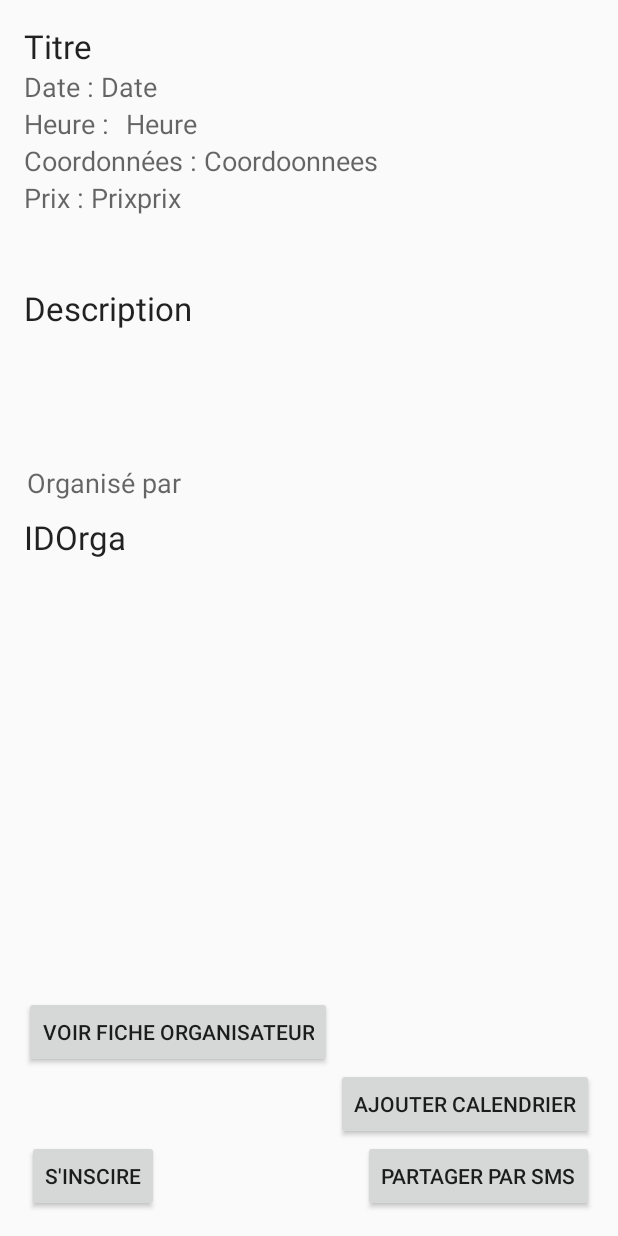
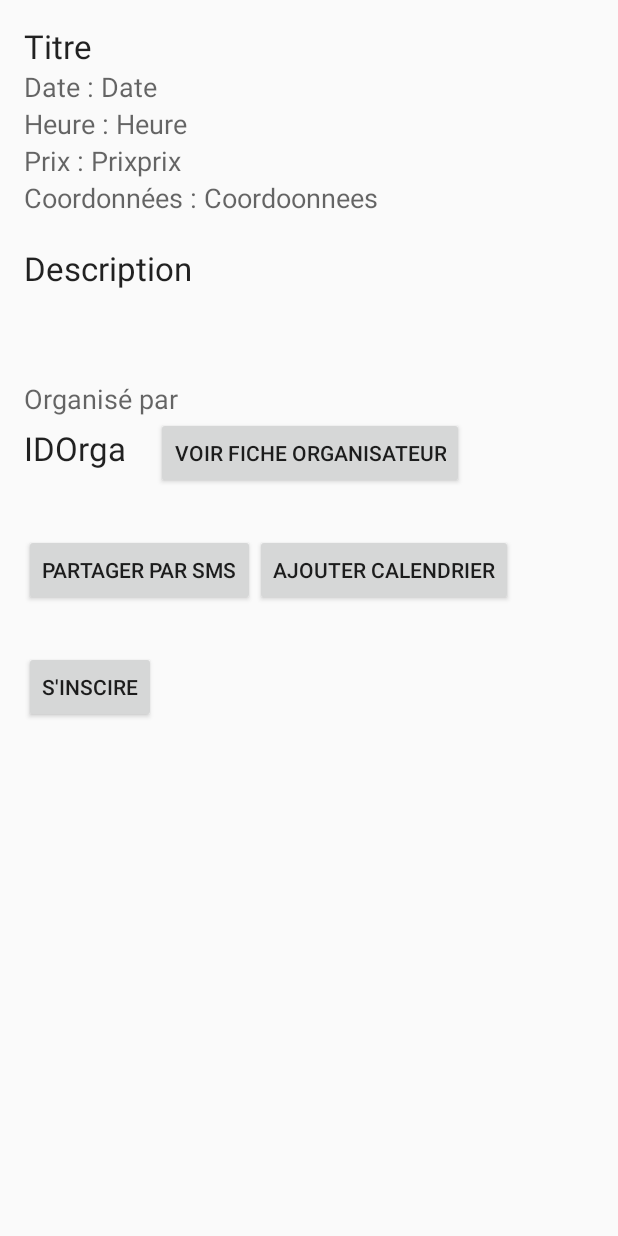
Before and after one commit to Nomeji/PartyHard, an Android app: the layout activity_affichage_soiree.xml on its own in the app's theme, with its tools: preview values and no code run, on a phone screen of 412 x 824 dp. Run offline under Robolectric (Android 15) with nearby library versions, the phone set to English and light mode, and no system bars.

Commit message:
Changement Layout Affichage Soiree

```diff
--- a/app/src/main/res/layout/activity_affichage_soiree.xml
+++ b/app/src/main/res/layout/activity_affichage_soiree.xml
@@ -1,6 +1,7 @@
 <?xml version="1.0" encoding="utf-8"?>
-<RelativeLayout xmlns:android="http://schemas.android.com/apk/res/android"
+<LinearLayout xmlns:android="http://schemas.android.com/apk/res/android"
     xmlns:tools="http://schemas.android.com/tools"
+    android:orientation="vertical"
     android:layout_width="match_parent"
     android:layout_height="match_parent"
     android:paddingBottom="@dimen/activity_vertical_margin"
@@ -9,6 +10,21 @@
     android:paddingTop="@dimen/activity_vertical_margin"
     tools:context="amaury.test1.AffichageSoiree">
 
+    <LinearLayout
+        android:orientation="vertical"
+        android:layout_width="match_parent"
+        android:layout_height="wrap_content"
+        android:layout_below="@+id/tvAffPrixAf"
+        android:layout_alignParentLeft="true"
+        android:layout_alignParentStart="true"
+        android:weightSum="1"
+        android:layout_marginBottom="30dp">
+
+        <LinearLayout
+            android:orientation="horizontal"
+            android:layout_width="match_parent"
+            android:layout_height="wrap_content" >
+
             <TextView
                 android:layout_width="wrap_content"
                 android:layout_height="wrap_content"
@@ -16,6 +32,22 @@
                 android:text="Titre"
                 android:id="@+id/tvAffTitre"
                 android:layout_alignParentTop="true"
+                android:layout_alignParentLeft="true"
+                android:layout_alignParentStart="true" />
+        </LinearLayout>
+
+        <LinearLayout
+            android:orientation="horizontal"
+            android:layout_width="match_parent"
+            android:layout_height="wrap_content">
+
+            <TextView
+                android:layout_width="wrap_content"
+                android:layout_height="wrap_content"
+                android:textAppearance="?android:attr/textAppearanceMedium"
+                android:text="Date : "
+                android:id="@+id/tvAffDateAf"
+                android:layout_above="@+id/tvAffHeure"
                 android:layout_alignParentLeft="true"
                 android:layout_alignParentStart="true" />
 
@@ -29,6 +61,23 @@
                 android:layout_toRightOf="@+id/tvAffDateAf"
                 android:layout_toEndOf="@+id/tvAffDateAf" />
 
+        </LinearLayout>
+
+        <LinearLayout
+            android:orientation="horizontal"
+            android:layout_width="match_parent"
+            android:layout_height="wrap_content" >
+
+            <TextView
+                android:layout_width="wrap_content"
+                android:layout_height="wrap_content"
+                android:textAppearance="?android:attr/textAppearanceMedium"
+                android:text="Heure : "
+                android:id="@+id/tvAffHeureAf"
+                android:layout_alignTop="@+id/tvAffHeure"
+                android:layout_alignParentLeft="true"
+                android:layout_alignParentStart="true" />
+
             <TextView
                 android:layout_width="wrap_content"
                 android:layout_height="wrap_content"
@@ -38,59 +87,12 @@
                 android:layout_below="@+id/tvAffDate"
                 android:layout_toRightOf="@+id/tvAffIDOrga"
                 android:layout_toEndOf="@+id/tvAffIDOrga" />
+        </LinearLayout>
 
-    <ImageView
-        android:layout_width="wrap_content"
-        android:layout_height="wrap_content"
-        android:id="@+id/ivAffImage"
-        android:layout_alignParentTop="true"
-        android:layout_alignParentRight="true"
-        android:layout_alignParentEnd="true" />
-
-    <TextView
-        android:layout_width="wrap_content"
-        android:layout_height="wrap_content"
-        android:textAppearance="?android:attr/textAppearanceLarge"
-        android:text="Description"
-        android:id="@+id/tvAffDesc"
-        android:layout_marginTop="71dp"
-        android:layout_below="@+id/tvAffCoor"
-        android:layout_alignParentLeft="true"
-        android:layout_alignParentStart="true"
-        android:layout_alignParentRight="true"
-        android:layout_alignParentEnd="true" />
-
-    <TextView
-        android:layout_width="wrap_content"
-        android:layout_height="wrap_content"
-        android:textAppearance="?android:attr/textAppearanceMedium"
-        android:text="Organisé par"
-        android:id="@+id/tvAffOrgaPar"
-        android:layout_marginTop="89dp"
-        android:layout_below="@+id/tvAffDesc"
-        android:layout_alignRight="@+id/tvAffPrix"
-        android:layout_alignEnd="@+id/tvAffPrix" />
-
-    <TextView
-        android:layout_width="wrap_content"
-        android:layout_height="wrap_content"
-        android:textAppearance="?android:attr/textAppearanceMedium"
-        android:text="Coordoonnees"
-        android:id="@+id/tvAffCoor"
-        android:layout_below="@+id/tvAffHeure"
-        android:layout_toRightOf="@+id/tvAffCoorAf"
-        android:layout_toEndOf="@+id/tvAffCoorAf" />
-
-    <TextView
-        android:layout_width="wrap_content"
-        android:layout_height="wrap_content"
-        android:textAppearance="?android:attr/textAppearanceLarge"
-        android:text="IDOrga"
-        android:id="@+id/tvAffIDOrga"
-        android:layout_alignTop="@+id/tvAffOrgaPar"
-        android:layout_alignParentLeft="true"
-        android:layout_alignParentStart="true"
-        android:layout_marginTop="34dp" />
+        <LinearLayout
+            android:orientation="horizontal"
+            android:layout_width="match_parent"
+            android:layout_height="wrap_content" >
 
             <TextView
                 android:layout_width="wrap_content"
@@ -111,26 +113,12 @@
                 android:layout_alignTop="@+id/tvAffPrixAf"
                 android:layout_toRightOf="@+id/tvAffPrixAf"
                 android:layout_toEndOf="@+id/tvAffPrixAf" />
+        </LinearLayout>
 
-    <TextView
-        android:layout_width="wrap_content"
-        android:layout_height="wrap_content"
-        android:textAppearance="?android:attr/textAppearanceMedium"
-        android:text="Date : "
-        android:id="@+id/tvAffDateAf"
-        android:layout_above="@+id/tvAffHeure"
-        android:layout_alignParentLeft="true"
-        android:layout_alignParentStart="true" />
-
-    <TextView
-        android:layout_width="wrap_content"
-        android:layout_height="wrap_content"
-        android:textAppearance="?android:attr/textAppearanceMedium"
-        android:text="Heure : "
-        android:id="@+id/tvAffHeureAf"
-        android:layout_alignTop="@+id/tvAffHeure"
-        android:layout_alignParentLeft="true"
-        android:layout_alignParentStart="true" />
+        <LinearLayout
+            android:orientation="horizontal"
+            android:layout_width="match_parent"
+            android:layout_height="wrap_content" >
 
             <TextView
                 android:layout_width="wrap_content"
@@ -141,6 +129,79 @@
                 android:layout_above="@+id/tvAffPrixAf"
                 android:layout_alignParentLeft="true"
                 android:layout_alignParentStart="true" />
+
+            <TextView
+                android:layout_width="wrap_content"
+                android:layout_height="wrap_content"
+                android:textAppearance="?android:attr/textAppearanceMedium"
+                android:text="Coordoonnees"
+                android:id="@+id/tvAffCoor"
+                android:layout_below="@+id/tvAffHeure"
+                android:layout_toRightOf="@+id/tvAffCoorAf"
+                android:layout_toEndOf="@+id/tvAffCoorAf" />
+        </LinearLayout>
+
+        <TextView
+            android:layout_width="wrap_content"
+            android:layout_height="wrap_content"
+            android:textAppearance="?android:attr/textAppearanceLarge"
+            android:text="Description"
+            android:id="@+id/tvAffDesc"
+            android:layout_marginTop="20dp"
+            android:layout_below="@+id/tvAffCoor"
+            android:layout_alignParentLeft="true"
+            android:layout_alignParentStart="true"
+            android:layout_alignParentRight="true"
+            android:layout_alignParentEnd="true"
+            android:layout_marginBottom="20dp" />
+
+    </LinearLayout>
+
+    <TextView
+        android:layout_width="wrap_content"
+        android:layout_height="wrap_content"
+        android:textAppearance="?android:attr/textAppearanceMedium"
+        android:text="Organisé par"
+        android:id="@+id/tvAffOrgaPar"
+        android:layout_marginTop="10dp"
+        android:layout_below="@+id/tvAffDesc"
+        android:layout_alignRight="@+id/tvAffPrix"
+        android:layout_alignEnd="@+id/tvAffPrix" />
+
+    <LinearLayout
+        android:orientation="horizontal"
+        android:layout_width="match_parent"
+        android:layout_height="wrap_content"
+        android:layout_marginBottom="30dp">
+
+        <TextView
+            android:layout_width="wrap_content"
+            android:layout_height="wrap_content"
+            android:textAppearance="?android:attr/textAppearanceLarge"
+            android:text="IDOrga"
+            android:id="@+id/tvAffIDOrga"
+            android:layout_alignTop="@+id/tvAffOrgaPar"
+            android:layout_alignParentLeft="true"
+            android:layout_alignParentStart="true"
+            android:layout_marginRight="20dp" />
+
+        <Button
+            style="?android:attr/buttonStyleSmall"
+            android:layout_width="wrap_content"
+            android:layout_height="wrap_content"
+            android:text="Voir Fiche Organisateur"
+            android:id="@+id/buttonVoirOrga"
+            android:layout_above="@+id/buttonAjouterCalendrier"
+            android:layout_alignParentLeft="true"
+            android:layout_alignParentStart="true"
+            android:onClick="onClickVoirOrga"/>
+    </LinearLayout>
+
+    <LinearLayout
+        android:orientation="horizontal"
+        android:layout_width="match_parent"
+        android:layout_height="wrap_content"
+        android:layout_marginBottom="30dp">
 
         <Button
             android:layout_width="wrap_content"
@@ -155,6 +216,17 @@
         <Button
             android:layout_width="wrap_content"
             android:layout_height="wrap_content"
+            android:text="Ajouter Calendrier"
+            android:id="@+id/buttonAjouterCalendrier"
+            android:onClick="onClickAjouterCalendrier"
+            android:layout_above="@+id/buttonPartageSMS"
+            android:layout_alignRight="@+id/ivAffImage"
+            android:layout_alignEnd="@+id/ivAffImage" />
+    </LinearLayout>
+
+    <Button
+        android:layout_width="wrap_content"
+        android:layout_height="wrap_content"
         android:text="S&apos;inscire"
         android:id="@+id/buttonInscrireSoiree"
         android:layout_alignParentBottom="true"
@@ -162,25 +234,4 @@
         android:layout_alignStart="@+id/tvAffOrgaPar"
         android:onClick="onClickSinscrireEvent"/>
 
-    <Button
-        android:layout_width="wrap_content"
-        android:layout_height="wrap_content"
-        android:text="Ajouter Calendrier"
-        android:id="@+id/buttonAjouterCalendrier"
-        android:onClick="onClickAjouterCalendrier"
-        android:layout_above="@+id/buttonPartageSMS"
-        android:layout_alignRight="@+id/ivAffImage"
-        android:layout_alignEnd="@+id/ivAffImage" />
-
-    <Button
-        style="?android:attr/buttonStyleSmall"
-        android:layout_width="wrap_content"
-        android:layout_height="wrap_content"
-        android:text="Voir Fiche Organisateur"
-        android:id="@+id/buttonVoirOrga"
-        android:layout_above="@+id/buttonAjouterCalendrier"
-        android:layout_alignParentLeft="true"
-        android:layout_alignParentStart="true"
-        android:onClick="onClickVoirOrga"/>
-
-</RelativeLayout>
+</LinearLayout>
```
Lines whose indentation alone changed are shown as unchanged.
